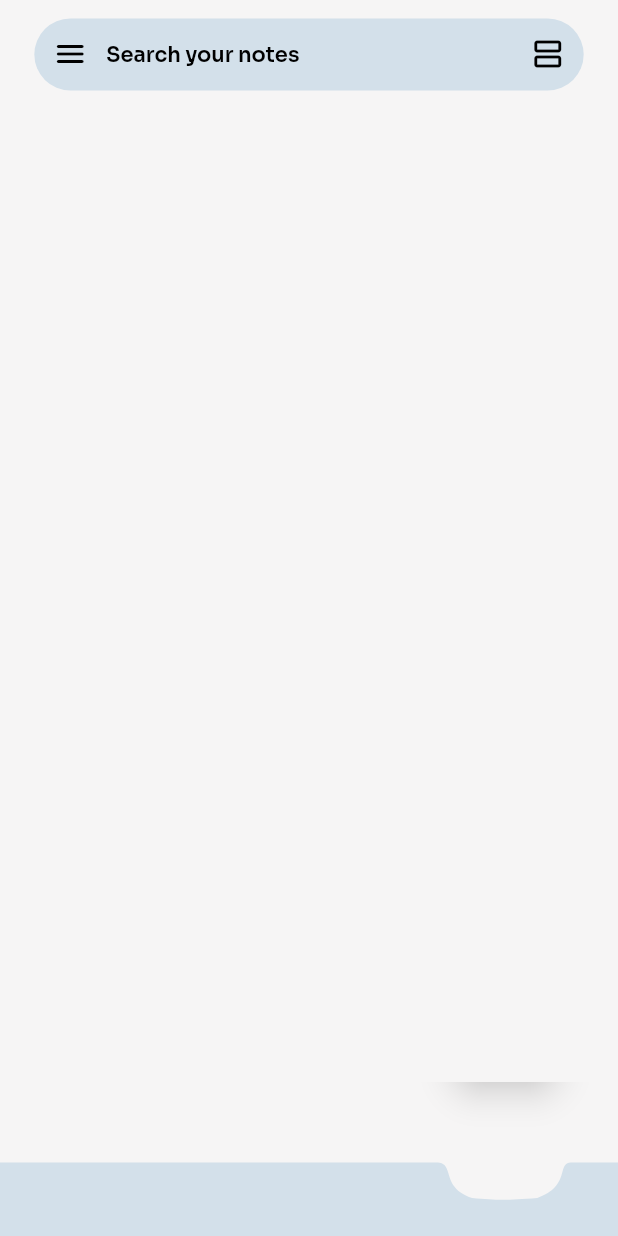
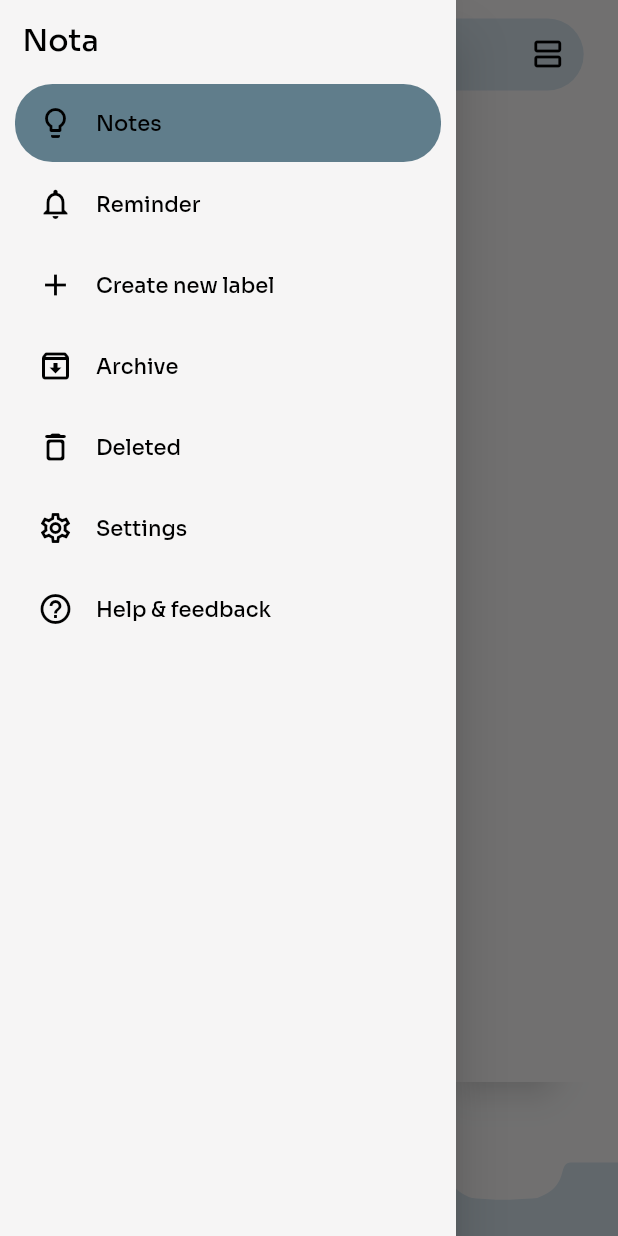
Before and after one commit to Moatasem159/nota, a Flutter app: the screen it shows after launch, with the side drawer open (before the commit the screen has no drawer), on a phone screen of 412 x 824 dp. Run offline on Flutter 3.47's test engine with Material 2 defaults, Android fonts, the phone set to English and light mode, and no system bars; our stand-ins replace dartz, flutter_bloc, flutter_image_compress, fluttertoast, get_it, go_router and 4 more; accounts and stored records are empty.

Commit message:
[DONE] Home drawer

```diff
--- a/lib/config/themes/app_theme.dart
+++ b/lib/config/themes/app_theme.dart
@@ -10,6 +10,9 @@ abstract class AppTheme {
     primaryColorLight: Colors.black,
     primaryColorDark: Colors.white,
     iconTheme: const IconThemeData(color: Colors.black),
+    drawerTheme: const DrawerThemeData(
+      backgroundColor: AppColors.whiteBackgroundColor,
+    ),
     textTheme: const TextTheme(
       bodyLarge: TextStyle(
         color:Colors.black
@@ -63,18 +66,18 @@ abstract class AppTheme {
         iconTheme: IconThemeData(color: Colors.black),
         elevation: 0,
   ),
-      colorScheme: ColorScheme.light(
+    colorScheme: ColorScheme.light(
         background: AppColors.whiteBackgroundColor,
         secondary: AppColors.whiteBackgroundColor.withOpacity(0.9),
       ),
-      tooltipTheme:  TooltipThemeData(
+    tooltipTheme:  TooltipThemeData(
       textStyle: const TextStyle(fontFamily: AppFonts.englishFontFamily,color: Colors.white),
       decoration: BoxDecoration(
         color: AppColors.blackBackgroundColor,
           borderRadius: BorderRadius.circular(7)
       ),
     ),
-      inputDecorationTheme: const InputDecorationTheme(
+    inputDecorationTheme: const InputDecorationTheme(
         border: InputBorder.none,
         hintStyle: TextStyle(color: Colors.grey, fontSize: 22),
       )
@@ -85,6 +88,9 @@ abstract class AppTheme {
     primaryColorLight: Colors.white,
     primaryColorDark: Colors.black,
     iconTheme: const IconThemeData(color: Colors.white),
+    drawerTheme: const DrawerThemeData(
+      backgroundColor: AppColors.blackBackgroundColor,
+    ),
     textTheme: const TextTheme(
         bodyLarge: TextStyle(
             color:Colors.white
@@ -138,10 +144,10 @@ abstract class AppTheme {
         iconTheme: IconThemeData(color: Colors.white),
         elevation: 0,
       ),
-      colorScheme: ColorScheme.light(
+    colorScheme: ColorScheme.light(
           background: AppColors.blackBackgroundColor,
           secondary: AppColors.blackBackgroundColor.withOpacity(0.9),),
-      tooltipTheme:  TooltipThemeData(
+    tooltipTheme:  TooltipThemeData(
         textStyle: const TextStyle(fontFamily: AppFonts.englishFontFamily,color: Colors.black),
         decoration: BoxDecoration(
           color: AppColors.whiteBackgroundColor,
--- a/lib/core/utils/app_strings.dart
+++ b/lib/core/utils/app_strings.dart
@@ -1,14 +1,21 @@
 abstract class AppStrings{
+  static const String appTitle="Nota";
   static const String searchMsg="Search your notes";
   static const String pin="Pin";
   static const String reminder="Reminder";
   static const String archive="Archive";
   static const String title="Title";
   static const String note="Note";
+  static const String notes="Notes";
   static const String color="Color";
   static const String takePhoto="Take photo";
   static const String addImage="Add image";
   static const String edited="Edited";
   static const String pinned="Pinned";
   static const String others="Others";
+  static const String reminders="Reminders";
+  static const String createNewLabel="Create new label";
+  static const String deleted="Deleted";
+  static const String settings="Settings";
+  static const String help="Help & feedback";
 }
--- /dev/null
+++ b/lib/features/notes/domain/entities/drawer_tile_item.dart
@@ -0,0 +1,7 @@
+import 'package:flutter/material.dart';
+class DrawerTileItem{
+  final String title;
+  final IconData icon;
+  bool isSelected;
+  DrawerTileItem({required this.title, required this.icon,this.isSelected=false});
+}
--- /dev/null
+++ b/lib/features/notes/presentation/cubits/drawer_cubit/drawer_cubit.dart
@@ -0,0 +1,24 @@
+import 'package:flutter/material.dart';
+import 'package:flutter_bloc/flutter_bloc.dart';
+import 'package:nota/core/utils/app_strings.dart';
+import 'package:nota/features/notes/domain/entities/drawer_tile_item.dart';
+import 'package:nota/features/notes/presentation/cubits/drawer_cubit/drawer_state.dart';
+class DrawerCubit extends Cubit<DrawerStates> {
+  DrawerCubit() : super(DrawerInitialState());
+  List<DrawerTileItem> drawerTileItems=[
+    DrawerTileItem(title: AppStrings.notes, icon: Icons.lightbulb_outline,isSelected: true),
+    DrawerTileItem(title: AppStrings.reminder, icon: Icons.notifications_none_outlined,isSelected: false),
+    DrawerTileItem(title: AppStrings.createNewLabel, icon: Icons.add,isSelected: false),
+    DrawerTileItem(title: AppStrings.archive, icon: Icons.archive_outlined,isSelected: false),
+    DrawerTileItem(title: AppStrings.deleted, icon: Icons.delete_outline_rounded,isSelected: false),
+    DrawerTileItem(title: AppStrings.settings, icon: Icons.settings_outlined,isSelected: false),
+    DrawerTileItem(title: AppStrings.help, icon: Icons.help_outline_outlined,isSelected: false),
+  ];
+  chooseItem(DrawerTileItem item){
+   for(int i=0;i<drawerTileItems.length;i++){
+     drawerTileItems[i].isSelected = false;
+   }
+   drawerTileItems.firstWhere((element) => element==item).isSelected = true;
+   emit(ChooseState());
+  }
+}
--- /dev/null
+++ b/lib/features/notes/presentation/cubits/drawer_cubit/drawer_state.dart
@@ -0,0 +1,3 @@
+abstract class DrawerStates {}
+class DrawerInitialState extends DrawerStates {}
+class ChooseState extends DrawerStates {}
--- a/lib/features/notes/presentation/screens/home_screen.dart
+++ b/lib/features/notes/presentation/screens/home_screen.dart
@@ -5,7 +5,9 @@ import 'package:nota/config/themes/app_theme.dart';
 import 'package:nota/features/notes/presentation/cubits/app_bar_cubit/app_bar_cubit.dart';
 import 'package:nota/features/notes/presentation/cubits/app_bar_cubit/app_bar_state.dart';
 import 'package:nota/features/notes/presentation/cubits/change_list_view_cubit/change_list_view_cubit.dart';
+import 'package:nota/features/notes/presentation/cubits/drawer_cubit/drawer_cubit.dart';
 import 'package:nota/features/notes/presentation/widgets/home_screen_widgets/bottom_navigation_bar_widgets/custom_bottom_nav_bar.dart';
+import 'package:nota/features/notes/presentation/widgets/home_screen_widgets/home_drawer_widgets/home_drawer.dart';
 import 'package:nota/features/notes/presentation/widgets/home_screen_widgets/home_screen_body.dart';
 import 'package:nota/features/notes/presentation/widgets/home_screen_widgets/home_app_bar_widgets/home_app_bar.dart';
 class HomeScreen extends StatelessWidget {
@@ -16,6 +18,7 @@ class HomeScreen extends StatelessWidget {
       providers: [
         BlocProvider(create: (context) => ChangeListViewCubit()),
         BlocProvider(create: (context) => AppBarCubit()),
+        BlocProvider(create: (context) => DrawerCubit()),
       ],
       child: BlocBuilder<AppBarCubit, AppBarStates>(
         buildWhen: (previous, current) => current != previous,
@@ -23,16 +26,14 @@ class HomeScreen extends StatelessWidget {
           return AnnotatedRegion<SystemUiOverlayStyle>(
             value: AppTheme.systemUiOverlayStyle().copyWith(
               statusBarColor: !BlocProvider.of<AppBarCubit>(context).isBase
-                  ? Theme.of(context).appBarTheme.backgroundColor
-                  : null,
-            ),
+                  ? Theme.of(context).appBarTheme.backgroundColor : null),
             child: SafeArea(
               child: Scaffold(
-                extendBody: true,
                 appBar: const HomeAppBar(),
                 body: const HomeScreenBody(),
                 backgroundColor: Theme.of(context).colorScheme.background,
                 bottomNavigationBar: const CustomBottomNavBar(),
+                drawer: const HomeDrawer(),
               ),
             ),
           );
--- a/lib/features/notes/presentation/widgets/add_note_screen_widgets/add_note_screen_body/image_widget.dart
+++ b/lib/features/notes/presentation/widgets/add_note_screen_widgets/add_note_screen_body/image_widget.dart
@@ -1,5 +1,4 @@
 import 'dart:io';
-
 import 'package:flutter/material.dart';
 import 'package:flutter_bloc/flutter_bloc.dart';
 import 'package:go_router/go_router.dart';
--- a/lib/features/notes/presentation/widgets/home_screen_widgets/home_app_bar_widgets/search_app_bar.dart
+++ b/lib/features/notes/presentation/widgets/home_screen_widgets/home_app_bar_widgets/search_app_bar.dart
@@ -18,7 +18,7 @@ class SearchAppBar extends StatelessWidget {
         child: SizedBox(
           child: Row(
             children: [
-              CustomIconButton(icon: Icons.menu_rounded, onTap: () {}),
+              CustomIconButton(icon: Icons.menu_rounded, onTap: () {Scaffold.of(context).openDrawer();}),
               Text(
                 AppStrings.searchMsg,
                 style: Theme.of(context).textTheme.titleMedium!.copyWith(
--- /dev/null
+++ b/lib/features/notes/presentation/widgets/home_screen_widgets/home_drawer_widgets/drawer_builder.dart
@@ -0,0 +1,16 @@
+import 'package:flutter/material.dart';
+import 'package:nota/features/notes/presentation/widgets/home_screen_widgets/home_drawer_widgets/drawer_tile_widgets/drawer_tiles_list.dart';
+import 'package:nota/features/notes/presentation/widgets/home_screen_widgets/home_drawer_widgets/drawer_title.dart';
+class DrawerBuilder extends StatelessWidget {
+  const DrawerBuilder({super.key});
+  @override
+  Widget build(BuildContext context) {
+    return const Column(
+      crossAxisAlignment: CrossAxisAlignment.start,
+      children: [
+        DrawerTitle(),
+        DrawerTilesList(),
+      ],
+    );
+  }
+}
--- /dev/null
+++ b/lib/features/notes/presentation/widgets/home_screen_widgets/home_drawer_widgets/drawer_tile_widgets/drawer_tile.dart
@@ -0,0 +1,36 @@
+import 'package:flutter/material.dart';
+import 'package:nota/core/extension/empty_padding_extension.dart';
+import 'package:nota/features/notes/domain/entities/drawer_tile_item.dart';
+class DrawerTile extends StatelessWidget {
+  final DrawerTileItem item;
+  final VoidCallback ?onTap;
+  const DrawerTile({super.key,required this.item,this.onTap});
+  @override
+  Widget build(BuildContext context) {
+    return Padding(
+      padding: const EdgeInsets.symmetric(horizontal: 10,vertical: 1),
+      child: Material(
+        borderRadius: BorderRadius.circular(25),
+        color: item.isSelected ?Colors.blueGrey:Colors.transparent,
+        child: InkWell(
+          onTap: onTap,
+          borderRadius: BorderRadius.circular(25),
+          child: Container(
+            padding: const EdgeInsets.symmetric(vertical: 5,horizontal: 7),
+            margin: const EdgeInsets.symmetric(vertical: 9,horizontal: 8),
+            decoration:BoxDecoration(
+              borderRadius:BorderRadius.circular(25),
+            ),
+            child: Row(
+              children: [
+                Icon(item.icon),
+                15.pw,
+                Text(item.title,style: Theme.of(context).textTheme.labelLarge)
+              ],
+            ),
+          ),
+        ),
+      ),
+    );
+  }
+}
--- /dev/null
+++ b/lib/features/notes/presentation/widgets/home_screen_widgets/home_drawer_widgets/drawer_tile_widgets/drawer_tiles_list.dart
@@ -0,0 +1,25 @@
+import 'package:flutter/material.dart';
+import 'package:flutter_bloc/flutter_bloc.dart';
+import 'package:go_router/go_router.dart';
+import 'package:nota/features/notes/presentation/cubits/drawer_cubit/drawer_cubit.dart';
+import 'package:nota/features/notes/presentation/cubits/drawer_cubit/drawer_state.dart';
+import 'package:nota/features/notes/presentation/widgets/home_screen_widgets/home_drawer_widgets/drawer_tile_widgets/drawer_tile.dart';
+class DrawerTilesList extends StatelessWidget {
+  const DrawerTilesList({super.key});
+  @override
+  Widget build(BuildContext context) {
+    return BlocBuilder<DrawerCubit, DrawerStates>(
+      builder: (context, state) {
+        return Column(
+            children: BlocProvider.of<DrawerCubit>(context)
+                .drawerTileItems
+                .map((e) => DrawerTile(
+                onTap: () {
+                  BlocProvider.of<DrawerCubit>(context).chooseItem(e);
+                  GoRouter.of(context).pop();
+                },
+                item: e)).toList());
+      },
+    );
+  }
+}
--- /dev/null
+++ b/lib/features/notes/presentation/widgets/home_screen_widgets/home_drawer_widgets/drawer_title.dart
@@ -0,0 +1,12 @@
+import 'package:flutter/material.dart';
+import 'package:nota/core/utils/app_strings.dart';
+class DrawerTitle extends StatelessWidget {
+  const DrawerTitle({super.key});
+  @override
+  Widget build(BuildContext context) {
+    return Padding(
+      padding:  const EdgeInsets.symmetric(horizontal: 15,vertical: 15),
+      child: Text(AppStrings.appTitle,style: Theme.of(context).textTheme.titleLarge),
+    );
+  }
+}
--- /dev/null
+++ b/lib/features/notes/presentation/widgets/home_screen_widgets/home_drawer_widgets/home_drawer.dart
@@ -0,0 +1,19 @@
+import 'package:flutter/material.dart';
+import 'package:flutter/services.dart';
+import 'package:nota/config/themes/app_theme.dart';
+import 'package:nota/features/notes/presentation/widgets/home_screen_widgets/home_drawer_widgets/drawer_builder.dart';
+class HomeDrawer extends StatelessWidget {
+  const HomeDrawer({super.key});
+  @override
+  Widget build(BuildContext context) {
+    return AnnotatedRegion<SystemUiOverlayStyle>(
+      value: AppTheme.systemUiOverlayStyle().copyWith(
+        systemNavigationBarColor:Theme.of(context).colorScheme.background
+      ),
+      child: Drawer(
+        backgroundColor: Theme.of(context).drawerTheme.backgroundColor,
+        child: const DrawerBuilder(),
+      ),
+    );
+  }
+}
--- a/pubspec.yaml
+++ b/pubspec.yaml
@@ -1,9 +1,9 @@
 name: nota
 description: A new Flutter project.
 publish_to: 'none' # Remove this line if you wish to publish to pub.dev
-version: 1.1.0
+version: 1.1.1
 environment:
-  sdk: '>=3.1.4 <4.0.0'
+  sdk: '>=3.1.5 <4.0.0'
 dependencies:
   flutter:
     sdk: flutter
@@ -12,7 +12,7 @@ dependencies:
   hive: ^2.2.3
   dartz: ^0.10.1
   get_it: ^7.6.4
-  go_router: ^12.0.0
+  go_router: ^12.0.1
   equatable: ^2.0.5
   animations: ^2.0.8
   image_picker: ^1.0.4
```
Also changed, not shown: pubspec.lock.
